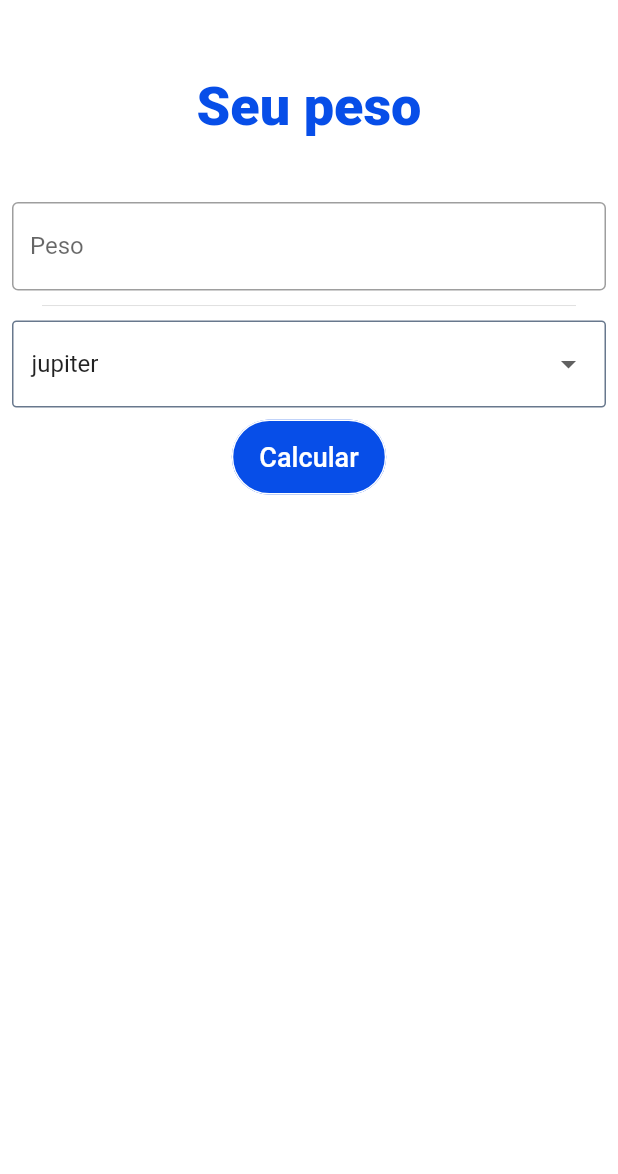
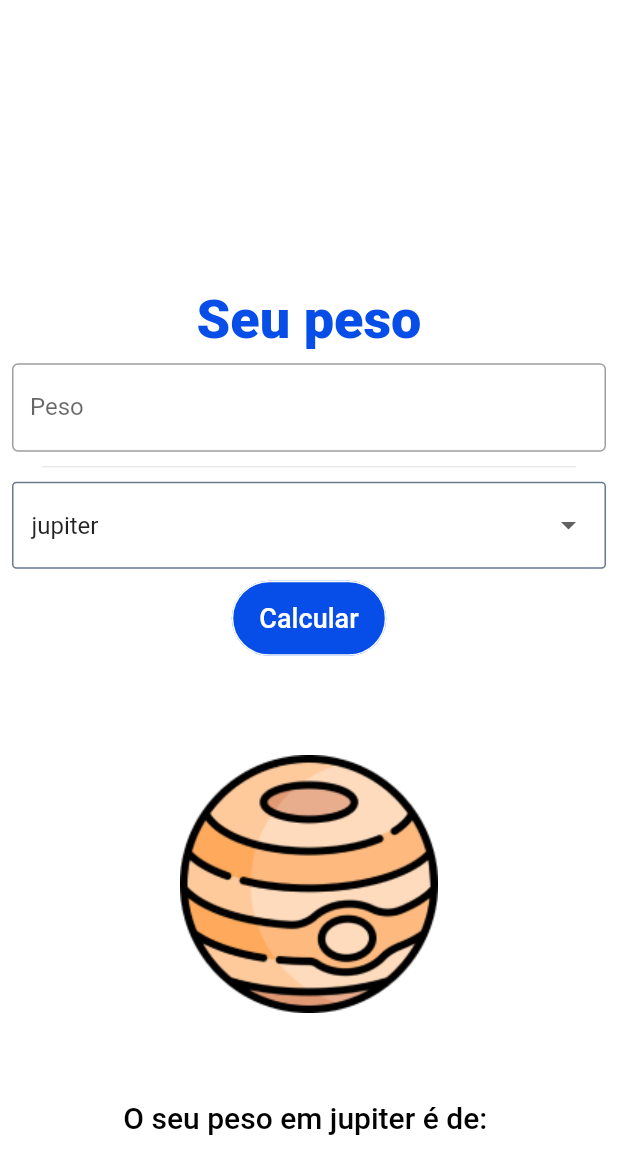
Before and after one commit to natanvalimcardoso/projeto_lua_flutter, a Flutter app: the screen it shows after launch, on a phone screen of 412 x 824 dp. Shown: the top 1174 px of the screen. Run offline on Flutter 3.47's test engine with Material 2 defaults, Android fonts, the phone set to English and light mode, and no system bars.

Commit message:
attPlaneta

```diff
--- a/lib/lua.dart
+++ b/lib/lua.dart
@@ -1,4 +1,4 @@
-// ignore_for_file: prefer_const_constructors
+// ignore_for_file: prefer_const_constructors, void_checks
 import 'dart:ui';
 import 'package:flutter/material.dart';
 import 'package:flutter/rendering.dart';
@@ -32,12 +32,12 @@ class _LuaState extends State<Lua> {
       //importante
       color: Colors.white,
       child: Container(
-        margin: EdgeInsets.only(top: 50),
-        width: MediaQuery.of(context).size.width * .2,
-        height: MediaQuery.of(context).size.height * .2,
         child: Column(
           mainAxisAlignment: MainAxisAlignment.start,
           children: [
+            Expanded(
+              child: SingleChildScrollView(),
+            ),
             Row(
               mainAxisAlignment: MainAxisAlignment.center,
               // ignore: prefer_const_literals_to_create_immutables
@@ -54,7 +54,6 @@ class _LuaState extends State<Lua> {
               ],
             ),
             Container(
-              height: MediaQuery.of(context).size.height * .35,
               child: LayoutBuilder(
                 builder: (context, constraints) {
                   return Stack(
@@ -99,12 +98,16 @@ class _LuaState extends State<Lua> {
                                     },
                                     value: dropdownValue,
                                     isExpanded: true,
-                                    items: listaPlanetas.map<DropdownMenuItem<String>>((String value) {
+                                    items: listaPlanetas
+                                        .map<DropdownMenuItem<String>>(
+                                            (String value) {
                                       return DropdownMenuItem(
                                           value: value,
-                                          child: Text(value,style: TextStyle(fontWeight: FontWeight.w400),
-                                          )
-                                        );
+                                          child: Text(
+                                            value,
+                                            style: TextStyle(
+                                                fontWeight: FontWeight.w400),
+                                          ));
                                     }).toList()),
                               ),
                             ),
@@ -142,6 +145,8 @@ class _LuaState extends State<Lua> {
                                 ),
                               ),
                             ),
+                            ImagemPlanetas(),
+                            TextoPlaneta()
                           ],
                         ),
                       ),
@@ -155,41 +160,35 @@ class _LuaState extends State<Lua> {
       ),
     );
   }
-}
 
-class Total {
-  late final double peso;
-  late final String planeta;
-  late final double pesoTotal;
+  // ignore: non_constant_identifier_names
+  SizedBox TextoPlaneta() {
+    return SizedBox(
+      height: MediaQuery.of(context).size.height * .10,
+      child: Text(
+        'O seu peso em $dropdownValue é de: ',
+        style: TextStyle(
+          color: Colors.black,
+          fontWeight: FontWeight.w500,
+          decoration: TextDecoration.none,
+          fontSize: 20,
+        ),
+      ),
+    );
+  }
 
-  Calculo(double peso, String planeta) {
-    switch (planeta) {
-      case 'lua':
-        double pesoTotal = 0.17 * peso;
-
-        break;
-      case 'marte':
-        double pesoTotal = 0.38 * peso;
-        break;
-      case 'saturno':
-        double pesoTotal = 1.15 * peso;
-        break;
-      case 'jupiter':
-        double pesoTotal = 2.64 * peso;
-        break;
-      case 'urano':
-        double pesoTotal = 1.17 * peso;
-        break;
-      case 'plutao':
-        double pesoTotal = 0.11 * peso;
-        break;
-      case 'venus':
-        double pesoTotal = 0.88 * peso;
-        break;
-      case 'mercurio':
-        double pesoTotal = 0.37 * peso;
-        break;
-    }
-    return pesoTotal;
+  Padding ImagemPlanetas() {
+    return Padding(
+      padding: const EdgeInsets.only(),
+      child: Column(
+        mainAxisAlignment: MainAxisAlignment.center,
+        children: [
+          Image.asset(
+            'assets/images/' + dropdownValue + '.png',
+            width: MediaQuery.of(context).size.width * .70,
+          ),
+        ],
+      ),
+    );
   }
 }
--- a/lib/main.dart
+++ b/lib/main.dart
@@ -3,7 +3,7 @@ import 'package:projeto_lua_flutter/lua.dart';
 import 'lua.dart';
 
 void main() {
-  runApp(const MyApp());
+  runApp( MyApp());
 }
 
 class MyApp extends StatelessWidget {
```
Also changed, not shown: lib/planetas.dart (deleted).
